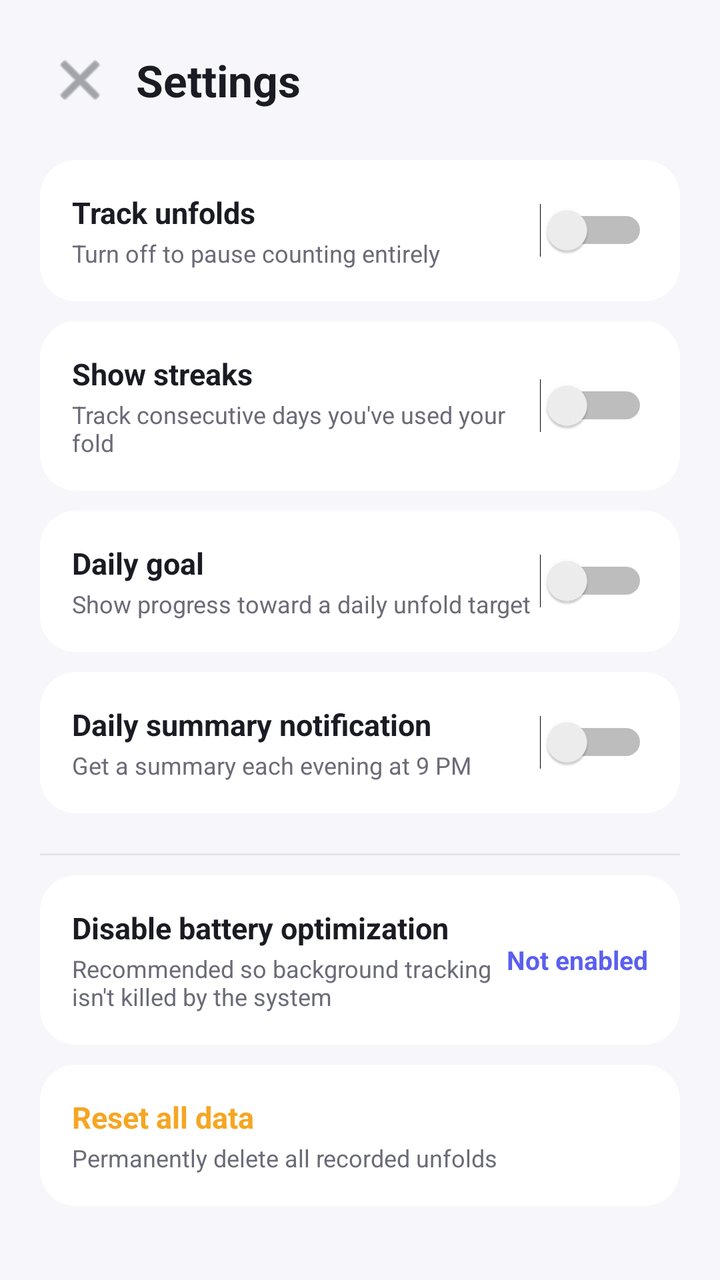
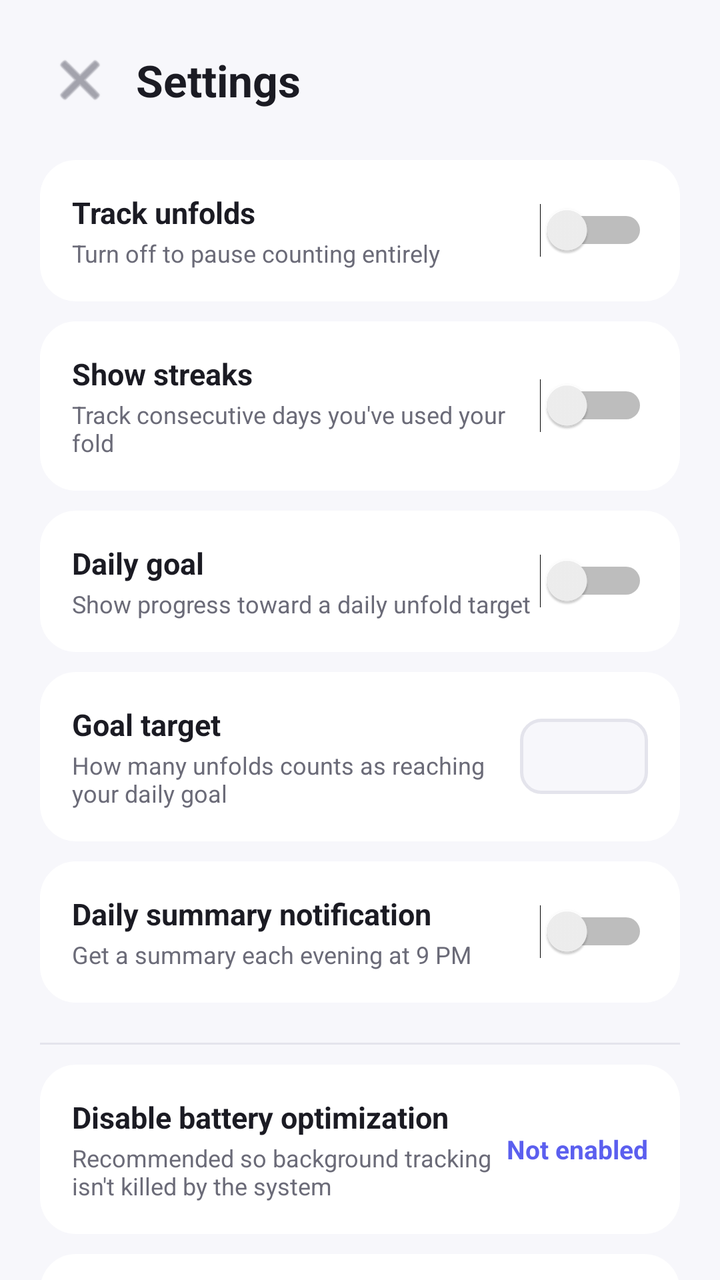

An Android layout rendered at two revisions. The XML below is the earlier revision; the diff shows what the commit changed to produce the second picture.
<!-- AndroidManifest.xml: activity theme Theme.FoldTracker -->
<!-- res/layout/activity_settings.xml -->
<?xml version="1.0" encoding="utf-8"?>
<androidx.core.widget.NestedScrollView xmlns:android="http://schemas.android.com/apk/res/android"
    android:layout_width="match_parent"
    android:layout_height="match_parent"
    android:background="@color/surface_background"
    android:fillViewport="true">

    <LinearLayout
        android:layout_width="match_parent"
        android:layout_height="wrap_content"
        android:orientation="vertical"
        android:padding="20dp">

        
        <LinearLayout
            android:layout_width="match_parent"
            android:layout_height="wrap_content"
            android:orientation="horizontal"
            android:gravity="center_vertical"
            android:paddingBottom="20dp">

            <ImageButton
                android:id="@+id/back_button"
                android:layout_width="40dp"
                android:layout_height="40dp"
                android:background="?attr/selectableItemBackgroundBorderless"
                android:src="@android:drawable/ic_menu_close_clear_cancel"
                android:tint="@color/text_secondary"
                android:contentDescription="@string/cancel" />

            <TextView
                android:layout_width="0dp"
                android:layout_height="wrap_content"
                android:layout_weight="1"
                android:layout_marginStart="8dp"
                android:text="@string/settings"
                android:textSize="22sp"
                android:textStyle="bold"
                android:textColor="@color/text_primary" />
        </LinearLayout>

        
        <LinearLayout
            android:layout_width="match_parent"
            android:layout_height="wrap_content"
            android:orientation="horizontal"
            android:gravity="center_vertical"
            android:background="@drawable/card_background"
            android:padding="16dp"
            android:layout_marginBottom="10dp">

            <LinearLayout
                android:layout_width="0dp"
                android:layout_height="wrap_content"
                android:layout_weight="1"
                android:orientation="vertical">

                <TextView
                    android:layout_width="match_parent"
                    android:layout_height="wrap_content"
                    android:text="@string/setting_tracking_enabled"
                    android:textSize="15sp"
                    android:textStyle="bold"
                    android:textColor="@color/text_primary" />

                <TextView
                    android:layout_width="match_parent"
                    android:layout_height="wrap_content"
                    android:layout_marginTop="2dp"
                    android:text="@string/setting_tracking_enabled_desc"
                    android:textSize="12sp"
                    android:textColor="@color/text_secondary" />
            </LinearLayout>

            <Switch
                android:id="@+id/tracking_switch"
                android:layout_width="wrap_content"
                android:layout_height="wrap_content" />
        </LinearLayout>

        
        <LinearLayout
            android:layout_width="match_parent"
            android:layout_height="wrap_content"
            android:orientation="horizontal"
            android:gravity="center_vertical"
            android:background="@drawable/card_background"
            android:padding="16dp"
            android:layout_marginBottom="10dp">

            <LinearLayout
                android:layout_width="0dp"
                android:layout_height="wrap_content"
                android:layout_weight="1"
                android:orientation="vertical">

                <TextView
                    android:layout_width="match_parent"
                    android:layout_height="wrap_content"
                    android:text="@string/setting_streaks_enabled"
                    android:textSize="15sp"
                    android:textStyle="bold"
                    android:textColor="@color/text_primary" />

                <TextView
                    android:layout_width="match_parent"
                    android:layout_height="wrap_content"
                    android:layout_marginTop="2dp"
                    android:text="@string/setting_streaks_enabled_desc"
                    android:textSize="12sp"
                    android:textColor="@color/text_secondary" />
            </LinearLayout>

            <Switch
                android:id="@+id/streaks_switch"
                android:layout_width="wrap_content"
                android:layout_height="wrap_content" />
        </LinearLayout>

        
        <LinearLayout
            android:layout_width="match_parent"
            android:layout_height="wrap_content"
            android:orientation="horizontal"
            android:gravity="center_vertical"
            android:background="@drawable/card_background"
            android:padding="16dp"
            android:layout_marginBottom="10dp">

            <LinearLayout
                android:layout_width="0dp"
                android:layout_height="wrap_content"
                android:layout_weight="1"
                android:orientation="vertical">

                <TextView
                    android:layout_width="match_parent"
                    android:layout_height="wrap_content"
                    android:text="@string/setting_goal_enabled"
                    android:textSize="15sp"
                    android:textStyle="bold"
                    android:textColor="@color/text_primary" />

                <TextView
                    android:layout_width="match_parent"
                    android:layout_height="wrap_content"
                    android:layout_marginTop="2dp"
                    android:text="@string/setting_goal_enabled_desc"
                    android:textSize="12sp"
                    android:textColor="@color/text_secondary" />
            </LinearLayout>

            <Switch
                android:id="@+id/goal_switch"
                android:layout_width="wrap_content"
                android:layout_height="wrap_content" />
        </LinearLayout>

        
        <LinearLayout
            android:layout_width="match_parent"
            android:layout_height="wrap_content"
            android:orientation="horizontal"
            android:gravity="center_vertical"
            android:background="@drawable/card_background"
            android:padding="16dp"
            android:layout_marginBottom="10dp">

            <LinearLayout
                android:layout_width="0dp"
                android:layout_height="wrap_content"
                android:layout_weight="1"
                android:orientation="vertical">

                <TextView
                    android:layout_width="match_parent"
                    android:layout_height="wrap_content"
                    android:text="@string/setting_notifications_enabled"
                    android:textSize="15sp"
                    android:textStyle="bold"
                    android:textColor="@color/text_primary" />

                <TextView
                    android:layout_width="match_parent"
                    android:layout_height="wrap_content"
                    android:layout_marginTop="2dp"
                    android:text="@string/setting_notifications_enabled_desc"
                    android:textSize="12sp"
                    android:textColor="@color/text_secondary" />
            </LinearLayout>

            <Switch
                android:id="@+id/notifications_switch"
                android:layout_width="wrap_content"
                android:layout_height="wrap_content" />
        </LinearLayout>

        
        <View
            android:layout_width="match_parent"
            android:layout_height="1dp"
            android:background="@color/divider"
            android:layout_marginVertical="10dp" />

        
        <LinearLayout
            android:id="@+id/battery_row"
            android:layout_width="match_parent"
            android:layout_height="wrap_content"
            android:orientation="horizontal"
            android:gravity="center_vertical"
            android:background="@drawable/card_background"
            android:padding="16dp"
            android:layout_marginBottom="10dp"
            android:clickable="true"
            android:focusable="true">

            <LinearLayout
                android:layout_width="0dp"
                android:layout_height="wrap_content"
                android:layout_weight="1"
                android:orientation="vertical">

                <TextView
                    android:layout_width="match_parent"
                    android:layout_height="wrap_content"
                    android:text="@string/setting_battery_optimization"
                    android:textSize="15sp"
                    android:textStyle="bold"
                    android:textColor="@color/text_primary" />

                <TextView
                    android:layout_width="match_parent"
                    android:layout_height="wrap_content"
                    android:layout_marginTop="2dp"
                    android:text="@string/setting_battery_optimization_desc"
                    android:textSize="12sp"
                    android:textColor="@color/text_secondary" />
            </LinearLayout>

            <TextView
                android:id="@+id/battery_status_text"
                android:layout_width="wrap_content"
                android:layout_height="wrap_content"
                android:text="Not enabled"
                android:textSize="13sp"
                android:textColor="@color/brand_primary"
                android:textStyle="bold" />
        </LinearLayout>

        
        <LinearLayout
            android:id="@+id/reset_row"
            android:layout_width="match_parent"
            android:layout_height="wrap_content"
            android:orientation="vertical"
            android:background="@drawable/card_background"
            android:padding="16dp"
            android:layout_marginBottom="10dp"
            android:clickable="true"
            android:focusable="true">

            <TextView
                android:layout_width="match_parent"
                android:layout_height="wrap_content"
                android:text="@string/setting_reset_data"
                android:textSize="15sp"
                android:textStyle="bold"
                android:textColor="@color/warning_amber" />

            <TextView
                android:layout_width="match_parent"
                android:layout_height="wrap_content"
                android:layout_marginTop="2dp"
                android:text="@string/setting_reset_data_desc"
                android:textSize="12sp"
                android:textColor="@color/text_secondary" />
        </LinearLayout>

    </LinearLayout>
</androidx.core.widget.NestedScrollView>
<!-- resources referenced by this layout -->
<resources>
  <color name="brand_primary">#5B5FEF</color>
  <color name="divider">#E4E4EC</color>
  <color name="surface_background">#F7F7FB</color>
  <color name="text_primary">#1B1B23</color>
  <color name="text_secondary">#6B6B78</color>
  <color name="warning_amber">#F5A623</color>
  <!-- drawable card_background (drawable) -->
  <?xml version="1.0" encoding="utf-8"?>
  <shape xmlns:android="http://schemas.android.com/apk/res/android"
      android:shape="rectangle">
      <solid android:color="@color/surface_card" />
      <corners android:radius="18dp" />
  </shape>
  <string name="cancel">Cancel</string>
  <string name="setting_battery_optimization">Disable battery optimization</string>
  <string name="setting_battery_optimization_desc">Recommended so background tracking isn\'t killed by the system</string>
  <string name="setting_goal_enabled">Daily goal</string>
  <string name="setting_goal_enabled_desc">Show progress toward a daily unfold target</string>
  <string name="setting_notifications_enabled">Daily summary notification</string>
  <string name="setting_notifications_enabled_desc">Get a summary each evening at 9 PM</string>
  <string name="setting_reset_data">Reset all data</string>
  <string name="setting_reset_data_desc">Permanently delete all recorded unfolds</string>
  <string name="setting_streaks_enabled">Show streaks</string>
  <string name="setting_streaks_enabled_desc">Track consecutive days you\'ve used your fold</string>
  <string name="setting_tracking_enabled">Track unfolds</string>
  <string name="setting_tracking_enabled_desc">Turn off to pause counting entirely</string>
  <string name="settings">Settings</string>
  <style name="Theme.FoldTracker" parent="Theme.MaterialComponents.DayNight.NoActionBar">
          <item name="colorPrimary">@color/brand_primary</item>
          <item name="colorPrimaryDark">@color/brand_primary_dark</item>
          <item name="colorAccent">@color/brand_accent</item>
          <item name="android:windowBackground">@color/surface_background</item>
          <item name="android:statusBarColor">@color/surface_background</item>
          <item name="android:windowLightStatusBar" tools:targetApi="23">true</item>
      </style>
  <color name="surface_card">#FFFFFF</color>
  <color name="brand_primary_dark">#4548C4</color>
  <color name="brand_accent">#00C2A8</color>
</resources>

<!-- the commit's change to res/layout/activity_settings.xml (unified diff, before → after) -->
@@ -175,6 +175,54 @@
                 <TextView
                     android:layout_width="match_parent"
                     android:layout_height="wrap_content"
+                    android:text="@string/setting_goal_target"
+                    android:textSize="15sp"
+                    android:textStyle="bold"
+                    android:textColor="@color/text_primary" />
+
+                <TextView
+                    android:layout_width="match_parent"
+                    android:layout_height="wrap_content"
+                    android:layout_marginTop="2dp"
+                    android:text="@string/setting_goal_target_desc"
+                    android:textSize="12sp"
+                    android:textColor="@color/text_secondary" />
+            </LinearLayout>
+
+            <EditText
+                android:id="@+id/goal_target_input"
+                android:layout_width="64dp"
+                android:layout_height="wrap_content"
+                android:background="@drawable/edit_field_background"
+                android:padding="8dp"
+                android:gravity="center"
+                android:inputType="number"
+                android:maxLength="3"
+                android:textSize="16sp"
+                android:textStyle="bold"
+                android:textColor="@color/text_primary"
+                android:importantForAutofill="no" />
+        </LinearLayout>
+
+        
+        <LinearLayout
+            android:layout_width="match_parent"
+            android:layout_height="wrap_content"
+            android:orientation="horizontal"
+            android:gravity="center_vertical"
+            android:background="@drawable/card_background"
+            android:padding="16dp"
+            android:layout_marginBottom="10dp">
+
+            <LinearLayout
+                android:layout_width="0dp"
+                android:layout_height="wrap_content"
+                android:layout_weight="1"
+                android:orientation="vertical">
+
+                <TextView
+                    android:layout_width="match_parent"
+                    android:layout_height="wrap_content"
                     android:text="@string/setting_notifications_enabled"
                     android:textSize="15sp"
                     android:textStyle="bold"
<!-- resource entries referenced after the edit -->
@@ -13,11 +13,21 @@
       <solid android:color="@color/surface_card" />
       <corners android:radius="18dp" />
   </shape>
+  <!-- drawable edit_field_background (drawable) -->
+  <?xml version="1.0" encoding="utf-8"?>
+  <shape xmlns:android="http://schemas.android.com/apk/res/android"
+      android:shape="rectangle">
+      <solid android:color="@color/surface_background" />
+      <stroke android:width="1.5dp" android:color="@color/divider" />
+      <corners android:radius="10dp" />
+  </shape>
   <string name="cancel">Cancel</string>
   <string name="setting_battery_optimization">Disable battery optimization</string>
   <string name="setting_battery_optimization_desc">Recommended so background tracking isn\'t killed by the system</string>
   <string name="setting_goal_enabled">Daily goal</string>
   <string name="setting_goal_enabled_desc">Show progress toward a daily unfold target</string>
+  <string name="setting_goal_target">Goal target</string>
+  <string name="setting_goal_target_desc">How many unfolds counts as reaching your daily goal</string>
   <string name="setting_notifications_enabled">Daily summary notification</string>
   <string name="setting_notifications_enabled_desc">Get a summary each evening at 9 PM</string>
   <string name="setting_reset_data">Reset all data</string>
